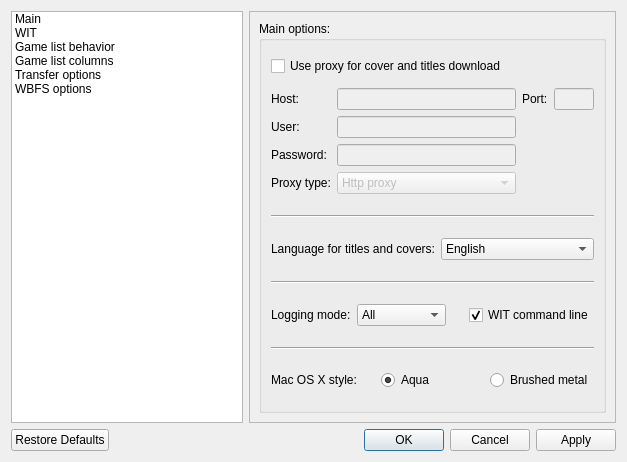
The window that resources/ui/settings.ui (evertonstz/wiibafu) describes before a commit, drawn with Qt 5.
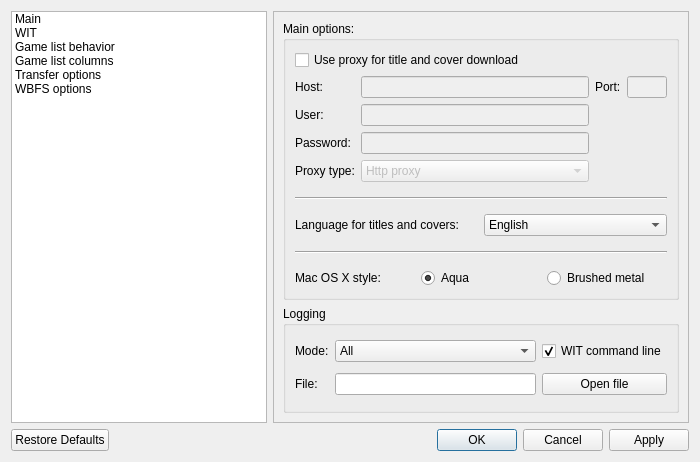
The same window after the commit. Icons and pictures are not drawn.

```diff
--- a/resources/ui/settings.ui
+++ b/resources/ui/settings.ui
@@ -6,8 +6,8 @@
    <rect>
     <x>0</x>
     <y>0</y>
-    <width>627</width>
-    <height>452</height>
+    <width>700</width>
+    <height>462</height>
    </rect>
   </property>
   <property name="windowTitle">
@@ -73,8 +73,8 @@
       <number>0</number>
      </property>
      <widget class="QWidget" name="Main">
-      <layout class="QGridLayout" name="gridLayout_5">
-       <item row="0" column="0">
+      <layout class="QVBoxLayout" name="verticalLayout_4">
+       <item>
         <widget class="QGroupBox" name="main_groupBox_mainOptions">
          <property name="title">
           <string>Main options:</string>
@@ -83,7 +83,7 @@
           <item>
            <widget class="QCheckBox" name="main_checkBox_useProxy">
             <property name="text">
-             <string>Use proxy for cover and titles download</string>
+             <string>Use proxy for title and cover download</string>
             </property>
            </widget>
           </item>
@@ -328,75 +328,6 @@
             </item>
            </layout>
           </item>
-          <item>
-           <widget class="Line" name="line_5">
-            <property name="minimumSize">
-             <size>
-              <width>0</width>
-              <height>20</height>
-             </size>
-            </property>
-            <property name="orientation">
-             <enum>Qt::Horizontal</enum>
-            </property>
-           </widget>
-          </item>
-          <item>
-           <layout class="QHBoxLayout" name="horizontalLayout_2">
-            <item>
-             <widget class="QLabel" name="label_3">
-              <property name="text">
-               <string>Logging mode:</string>
-              </property>
-             </widget>
-            </item>
-            <item>
-             <widget class="QComboBox" name="main_comboBox_Logging">
-              <item>
-               <property name="text">
-                <string>All</string>
-               </property>
-              </item>
-              <item>
-               <property name="text">
-                <string>Errors only</string>
-               </property>
-              </item>
-              <item>
-               <property name="text">
-                <string>None</string>
-               </property>
-              </item>
-             </widget>
-            </item>
-            <item>
-             <spacer name="horizontalSpacer">
-              <property name="orientation">
-               <enum>Qt::Horizontal</enum>
-              </property>
-              <property name="sizeType">
-               <enum>QSizePolicy::Preferred</enum>
-              </property>
-              <property name="sizeHint" stdset="0">
-               <size>
-                <width>40</width>
-                <height>20</height>
-               </size>
-              </property>
-             </spacer>
-            </item>
-            <item>
-             <widget class="QCheckBox" name="main_checkBox_LogWitCommandLine">
-              <property name="text">
-               <string>WIT command line</string>
-              </property>
-              <property name="checked">
-               <bool>true</bool>
-              </property>
-             </widget>
-            </item>
-           </layout>
-          </item>
           <item>
            <widget class="Line" name="line_6">
             <property name="minimumSize">
@@ -441,6 +372,72 @@
          </layout>
         </widget>
        </item>
+       <item>
+        <widget class="QGroupBox" name="main_groupBox_LogOptions">
+         <property name="title">
+          <string>Logging</string>
+         </property>
+         <layout class="QGridLayout" name="gridLayout_5">
+          <item row="0" column="0">
+           <widget class="QLabel" name="label_3">
+            <property name="text">
+             <string>Mode:</string>
+            </property>
+           </widget>
+          </item>
+          <item row="0" column="1">
+           <widget class="QComboBox" name="main_comboBox_Logging">
+            <item>
+             <property name="text">
+              <string>All</string>
+             </property>
+            </item>
+            <item>
+             <property name="text">
+              <string>Errors only</string>
+             </property>
+            </item>
+            <item>
+             <property name="text">
+              <string>None</string>
+             </property>
+            </item>
+           </widget>
+          </item>
+          <item row="1" column="0">
+           <widget class="QLabel" name="label_12">
+            <property name="text">
+             <string>File:</string>
+            </property>
+           </widget>
+          </item>
+          <item row="1" column="1">
+           <widget class="QLineEdit" name="main_lineEdit_LogFile">
+            <property name="toolTip">
+             <string>If you want none log file, leave it blank!</string>
+            </property>
+           </widget>
+          </item>
+          <item row="1" column="2">
+           <widget class="QPushButton" name="main_pushButton_OpenLogFile">
+            <property name="text">
+             <string>Open file</string>
+            </property>
+           </widget>
+          </item>
+          <item row="0" column="2">
+           <widget class="QCheckBox" name="main_checkBox_LogWitCommandLine">
+            <property name="text">
+             <string>WIT command line</string>
+            </property>
+            <property name="checked">
+             <bool>true</bool>
+            </property>
+           </widget>
+          </item>
+         </layout>
+        </widget>
+       </item>
       </layout>
      </widget>
      <widget class="QWidget" name="WIT">
```
